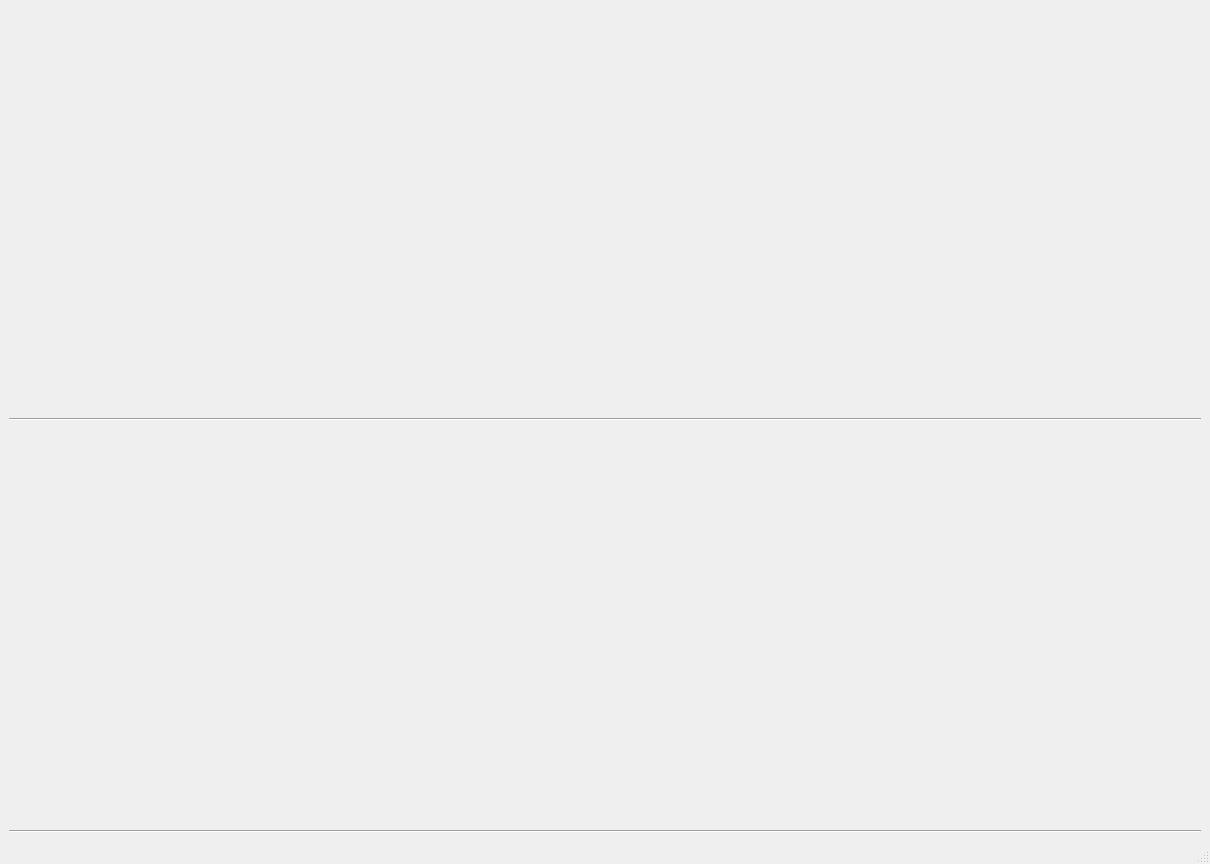
Above: gui/main_ui.ui from zyzzzasdhjk/database_project before the change. Below: the same form after it.
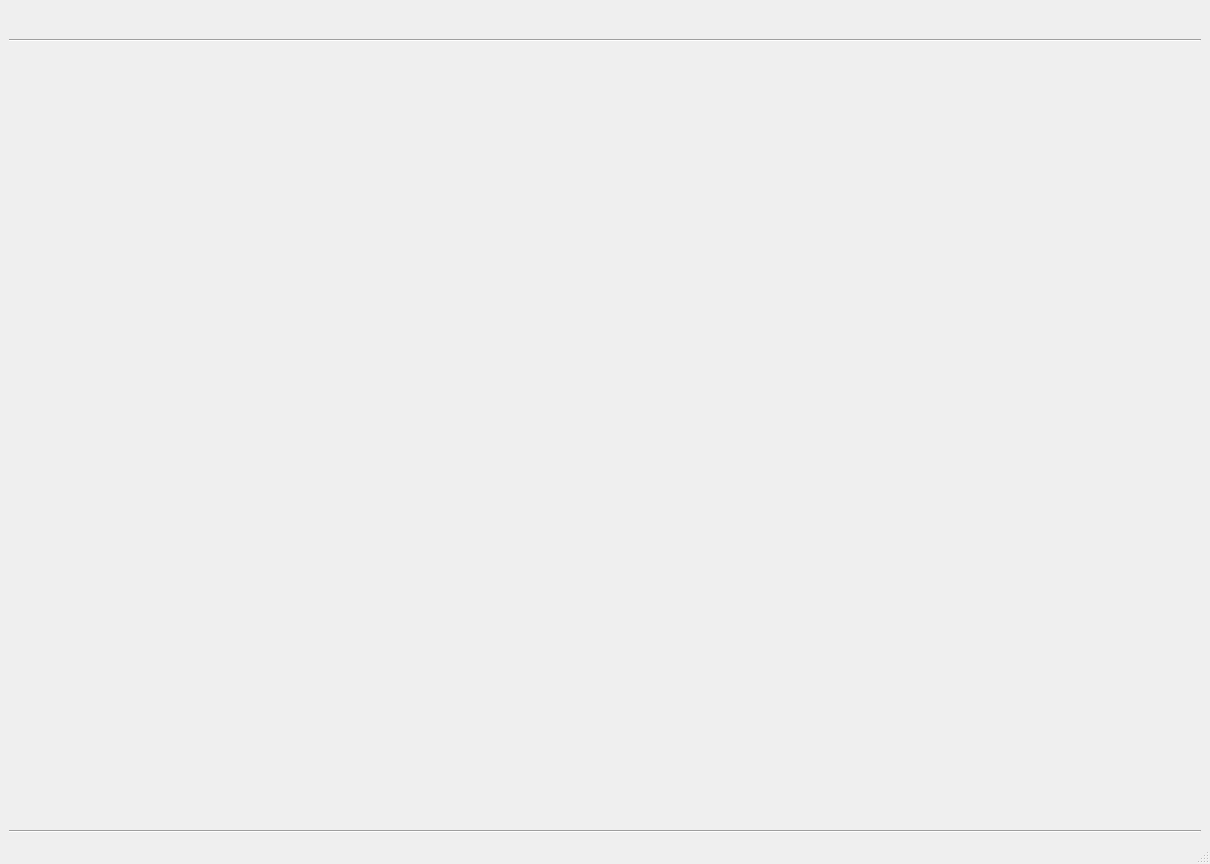
That is the form after the change.

Commit message: 11.21 关于主界面切换的相关问题

Diff of the .ui file:
```diff
--- a/gui/main_ui.ui
+++ b/gui/main_ui.ui
@@ -41,7 +41,11 @@
        <layout class="QVBoxLayout" name="left_layout"/>
       </item>
       <item>
-       <layout class="QVBoxLayout" name="right_layout"/>
+       <layout class="QVBoxLayout" name="right_layout">
+        <item>
+         <widget class="QWidget" name="right_widget" native="true"/>
+        </item>
+       </layout>
       </item>
      </layout>
     </item>
```
The commit also changes 6 other files.
